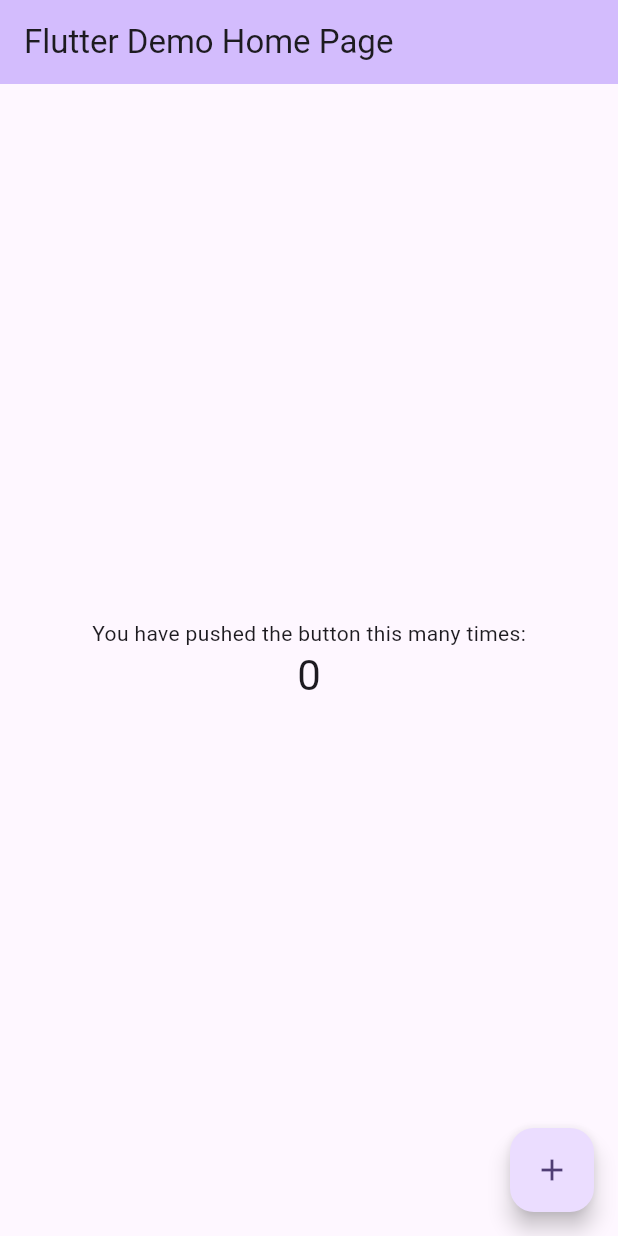
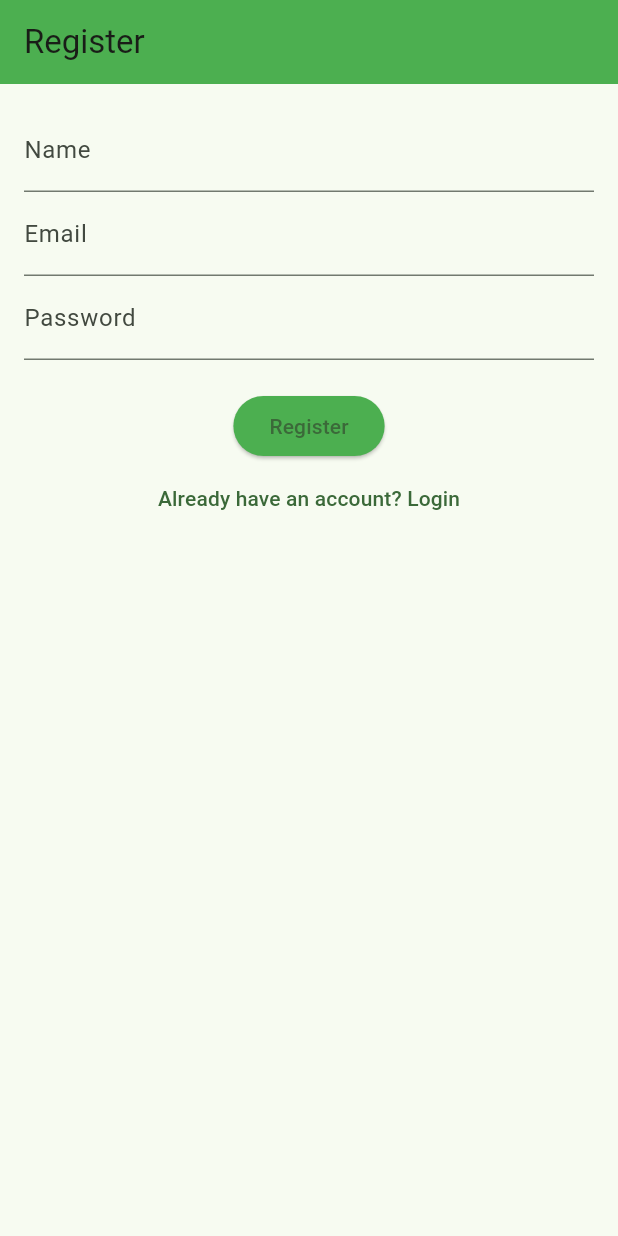
Before and after one commit to itscodemine/foodies, a Flutter app: the screen it shows after launch, on a phone screen of 412 x 824 dp. Run offline on Flutter 3.47's test engine with Material 3 defaults, Android fonts, the phone set to English and light mode, and no system bars; our stand-ins replace cloud_firestore, firebase_auth, firebase_core; accounts and stored records are empty.

Commit message:
feat: add user registration

```diff
--- a/lib/main.dart
+++ b/lib/main.dart
@@ -1,122 +1,24 @@
+import 'package:firebase_core/firebase_core.dart';
 import 'package:flutter/material.dart';
+import 'package:foodies/ui/screens/register_screen.dart';
 
-void main() {
+Future<void> main() async {
+  WidgetsFlutterBinding.ensureInitialized();
+  await Firebase.initializeApp();
   runApp(const MyApp());
 }
 
 class MyApp extends StatelessWidget {
   const MyApp({super.key});
 
-  // This widget is the root of your application.
   @override
   Widget build(BuildContext context) {
     return MaterialApp(
-      title: 'Flutter Demo',
+      title: 'Foodies',
       theme: ThemeData(
-        // This is the theme of your application.
-        //
-        // TRY THIS: Try running your application with "flutter run". You'll see
-        // the application has a purple toolbar. Then, without quitting the app,
-        // try changing the seedColor in the colorScheme below to Colors.green
-        // and then invoke "hot reload" (save your changes or press the "hot
-        // reload" button in a Flutter-supported IDE, or press "r" if you used
-        // the command line to start the app).
-        //
-        // Notice that the counter didn't reset back to zero; the application
-        // state is not lost during the reload. To reset the state, use hot
-        // restart instead.
-        //
-        // This works for code too, not just values: Most code changes can be
-        // tested with just a hot reload.
-        colorScheme: .fromSeed(seedColor: Colors.deepPurple),
+        colorScheme: ColorScheme.fromSeed(seedColor: Colors.green),
       ),
-      home: const MyHomePage(title: 'Flutter Demo Home Page'),
+      home: const RegisterScreen(),
     );
   }
 }
-
-class MyHomePage extends StatefulWidget {
-  const MyHomePage({super.key, required this.title});
-
-  // This widget is the home page of your application. It is stateful, meaning
-  // that it has a State object (defined below) that contains fields that affect
-  // how it looks.
-
-  // This class is the configuration for the state. It holds the values (in this
-  // case the title) provided by the parent (in this case the App widget) and
-  // used by the build method of the State. Fields in a Widget subclass are
-  // always marked "final".
-
-  final String title;
-
-  @override
-  State<MyHomePage> createState() => _MyHomePageState();
-}
-
-class _MyHomePageState extends State<MyHomePage> {
-  int _counter = 0;
-
-  void _incrementCounter() {
-    setState(() {
-      // This call to setState tells the Flutter framework that something has
-      // changed in this State, which causes it to rerun the build method below
-      // so that the display can reflect the updated values. If we changed
-      // _counter without calling setState(), then the build method would not be
-      // called again, and so nothing would appear to happen.
-      _counter++;
-    });
-  }
-
-  @override
-  Widget build(BuildContext context) {
-    // This method is rerun every time setState is called, for instance as done
-    // by the _incrementCounter method above.
-    //
-    // The Flutter framework has been optimized to make rerunning build methods
-    // fast, so that you can just rebuild anything that needs updating rather
-    // than having to individually change instances of widgets.
-    return Scaffold(
-      appBar: AppBar(
-        // TRY THIS: Try changing the color here to a specific color (to
-        // Colors.amber, perhaps?) and trigger a hot reload to see the AppBar
-        // change color while the other colors stay the same.
-        backgroundColor: Theme.of(context).colorScheme.inversePrimary,
-        // Here we take the value from the MyHomePage object that was created by
-        // the App.build method, and use it to set our appbar title.
-        title: Text(widget.title),
-      ),
-      body: Center(
-        // Center is a layout widget. It takes a single child and positions it
-        // in the middle of the parent.
-        child: Column(
-          // Column is also a layout widget. It takes a list of children and
-          // arranges them vertically. By default, it sizes itself to fit its
-          // children horizontally, and tries to be as tall as its parent.
-          //
-          // Column has various properties to control how it sizes itself and
-          // how it positions its children. Here we use mainAxisAlignment to
-          // center the children vertically; the main axis here is the vertical
-          // axis because Columns are vertical (the cross axis would be
-          // horizontal).
-          //
-          // TRY THIS: Invoke "debug painting" (choose the "Toggle Debug Paint"
-          // action in the IDE, or press "p" in the console), to see the
-          // wireframe for each widget.
-          mainAxisAlignment: .center,
-          children: [
-            const Text('You have pushed the button this many times:'),
-            Text(
-              '$_counter',
-              style: Theme.of(context).textTheme.headlineMedium,
-            ),
-          ],
-        ),
-      ),
-      floatingActionButton: FloatingActionButton(
-        onPressed: _incrementCounter,
-        tooltip: 'Increment',
-        child: const Icon(Icons.add),
-      ),
-    );
-  }
-}
--- /dev/null
+++ b/lib/models/user_model.dart
@@ -0,0 +1,34 @@
+class UserModel {
+  final String id;
+  final String name;
+  final String email;
+  final String? image;
+  final DateTime joinAt;
+
+  UserModel({
+    required this.id,
+    required this.name,
+    required this.email,
+    this.image,
+    required this.joinAt,
+  });
+
+  factory UserModel.fromJson(String id, Map<String, dynamic> json) {
+    return UserModel(
+      id: id,
+      name: json['name'],
+      email: json['email'],
+      image: json['image'],
+      joinAt: DateTime.fromMillisecondsSinceEpoch(json['join_at']),
+    );
+  }
+
+  Map<String, dynamic> toJson() {
+    return {
+      'name': name,
+      'email': email,
+      'image': image,
+      'join_at': joinAt.millisecondsSinceEpoch,
+    };
+  }
+}
--- /dev/null
+++ b/lib/services/auth_services.dart
@@ -0,0 +1,32 @@
+import 'package:cloud_firestore/cloud_firestore.dart';
+import 'package:firebase_auth/firebase_auth.dart';
+import 'package:foodies/models/user_model.dart';
+
+class AuthServices {
+  final FirebaseAuth _auth = FirebaseAuth.instance;
+  final FirebaseFirestore _firestore = FirebaseFirestore.instance;
+
+  Future<UserModel?> signUp(
+      {required String name, required String email, required String password}) async {
+    try {
+      UserCredential userCredential = await _auth.createUserWithEmailAndPassword(
+          email: email, password: password);
+
+      UserModel user = UserModel(
+        id: userCredential.user!.uid,
+        name: name,
+        email: email,
+        joinAt: DateTime.now(),
+      );
+
+      await _firestore
+          .collection('users')
+          .doc(userCredential.user!.uid)
+          .set(user.toJson());
+
+      return user;
+    } catch (e) {
+      return null;
+    }
+  }
+}
--- /dev/null
+++ b/lib/ui/screens/login_screen.dart
@@ -0,0 +1,18 @@
+import 'package:flutter/material.dart';
+
+class LoginScreen extends StatelessWidget {
+  const LoginScreen({super.key});
+
+  @override
+  Widget build(BuildContext context) {
+    return Scaffold(
+      appBar: AppBar(
+        title: const Text('Login'),
+        backgroundColor: Colors.green,
+      ),
+      body: const Center(
+        child: Text('Login Screen'),
+      ),
+    );
+  }
+}
--- /dev/null
+++ b/lib/ui/screens/register_screen.dart
@@ -0,0 +1,93 @@
+import 'package:flutter/material.dart';
+import 'package:foodies/services/auth_services.dart';
+import 'package:foodies/ui/screens/login_screen.dart';
+
+class RegisterScreen extends StatefulWidget {
+  const RegisterScreen({super.key});
+
+  @override
+  State<RegisterScreen> createState() => _RegisterScreenState();
+}
+
+class _RegisterScreenState extends State<RegisterScreen> {
+  final TextEditingController _nameController = TextEditingController();
+  final TextEditingController _emailController = TextEditingController();
+  final TextEditingController _passwordController = TextEditingController();
+
+  final AuthServices _authServices = AuthServices();
+
+  bool _isLoading = false;
+
+  @override
+  Widget build(BuildContext context) {
+    return Scaffold(
+      appBar: AppBar(
+        title: const Text('Register'),
+        backgroundColor: Colors.green,
+      ),
+      body: Padding(
+        padding: const EdgeInsets.all(16.0),
+        child: Column(
+          children: [
+            TextField(
+              controller: _nameController,
+              decoration: const InputDecoration(labelText: 'Name'),
+            ),
+            TextField(
+              controller: _emailController,
+              decoration: const InputDecoration(labelText: 'Email'),
+            ),
+            TextField(
+              controller: _passwordController,
+              decoration: const InputDecoration(labelText: 'Password'),
+              obscureText: true,
+            ),
+            const SizedBox(height: 20),
+            _isLoading
+                ? const CircularProgressIndicator()
+                : ElevatedButton(
+                    onPressed: _handleRegister,
+                    style: ElevatedButton.styleFrom(
+                      backgroundColor: Colors.green,
+                    ),
+                    child: const Text('Register'),
+                  ),
+            TextButton(
+              onPressed: () {
+                Navigator.pushReplacement(
+                  context,
+                  MaterialPageRoute(
+                    builder: (context) => const LoginScreen(),
+                  ),
+                );
+              },
+              child: const Text('Already have an account? Login'),
+            ),
+          ],
+        ),
+      ),
+    );
+  }
+
+  void _handleRegister() async {
+    setState(() {
+      _isLoading = true;
+    });
+
+    final user = await _authServices.signUp(
+      name: _nameController.text,
+      email: _emailController.text,
+      password: _passwordController.text,
+    );
+
+    setState(() {
+      _isLoading = false;
+    });
+
+    if (user != null) {
+      // Navigate to home screen or show success message
+    } else {
+      // Show error message
+    }
+  }
+}
--- a/pubspec.yaml
+++ b/pubspec.yaml
@@ -34,6 +34,9 @@ dependencies:
   # The following adds the Cupertino Icons font to your application.
   # Use with the CupertinoIcons class for iOS style icons.
   cupertino_icons: ^1.0.8
+  firebase_core: ^4.4.0
+  firebase_auth: ^6.1.4
+  cloud_firestore: ^6.1.2
 
 dev_dependencies:
   flutter_test:
```
Also changed, not shown: pubspec.lock.
